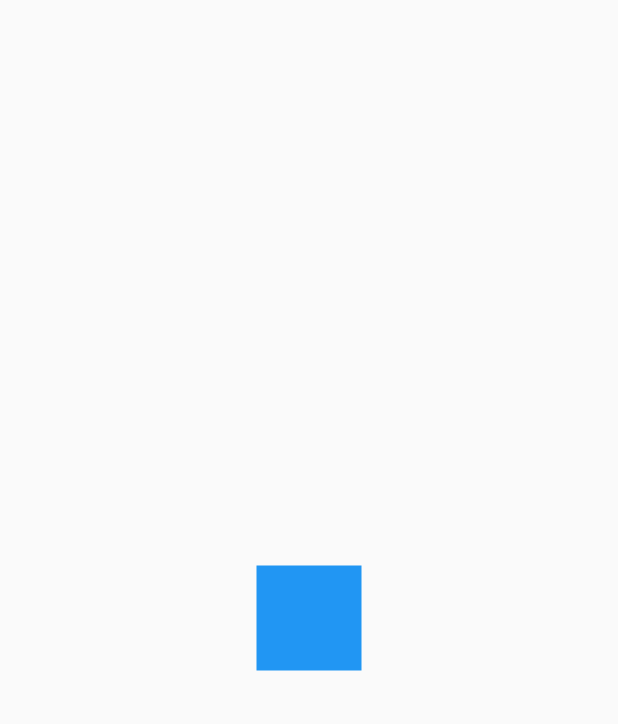
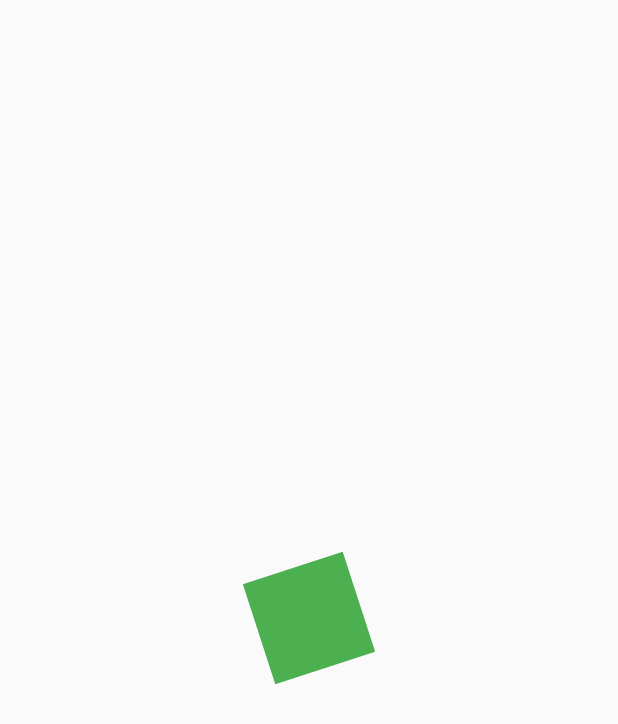
Before and after one commit to AleMancilla/AnimacionesFlutter, a Flutter app: the screen it shows after launch, on a phone screen of 412 x 824 dp. Shown: the top 724 px of the screen. Run offline on Flutter 3.47's test engine with Material 2 defaults, Android fonts, the phone set to English and light mode, and no system bars.

Commit message:
manejo de animacion y libreria Math

```diff
--- a/lib/src/pages/AnimacionesPage.dart
+++ b/lib/src/pages/AnimacionesPage.dart
@@ -1,4 +1,5 @@
 import 'package:flutter/material.dart';
+import 'dart:math' as Math;
 
 class AnimacionesPage extends StatelessWidget {
 
@@ -13,9 +14,6 @@ class AnimacionesPage extends StatelessWidget {
 }
 
 class CuadradoAnimado extends StatefulWidget {
-  const CuadradoAnimado({
-    Key key,
-  }) : super(key: key);
 
   @override
   _CuadradoAnimadoState createState() => _CuadradoAnimadoState();
@@ -23,16 +21,26 @@ class CuadradoAnimado extends StatefulWidget {
 
 class _CuadradoAnimadoState extends State<CuadradoAnimado> with SingleTickerProviderStateMixin{
 
-  AnimationController aController;//linea de tiempo
+  AnimationController controller;//linea de tiempo
   Animation<double> rotacion;
 
   @override
   void initState() {
     // TODO: implement initState
 
-    aController = new AnimationController(vsync: this,duration: Duration(microseconds: 4000));
+    controller = new AnimationController(vsync: this ,duration: Duration(milliseconds: 4000));
 
-    rotacion = Tween(begin: 0.0 , end: 2.0).animate(aController);
+    rotacion = Tween(begin: 0.0 , end: 2 * Math.pi).animate(controller);
+
+    controller.addListener(() {
+      print('Status: ${ controller.status }');
+      //if(controller.status == AnimationStatus.completed){
+      //  controller.reverse();
+      //}
+      //else if (controller.status == AnimationStatus.dismissed){
+      //  controller.forward();
+      //}
+    });
 
     super.initState();
   }
@@ -41,14 +49,27 @@ class _CuadradoAnimadoState extends State<CuadradoAnimado> with SingleTickerProv
   void dispose() {
     // TODO: implement dispose
 
-    aController.dispose();
+    controller.dispose();
 
     super.dispose();
   }
 
   @override
   Widget build(BuildContext context) {
-    return _Rectangulo();
+
+    controller.repeat(); //reproduccion
+
+    return AnimatedBuilder(
+      animation: controller,
+      //child: child, // opcional
+      builder: (BuildContext context, Widget child) {
+        //print("Rotacion : ${rotacion.value.toString()}");
+        return Transform.rotate(
+          angle: rotacion.value ,
+          child: _Rectangulo(),
+        );
+      },
+    );
   }
 }
 
@@ -63,7 +84,7 @@ class _Rectangulo extends StatelessWidget {
       width: 70.0,
       height: 70.0,
       decoration: BoxDecoration(
-        color: Colors.blue
+        color: Colors.green
       ),
     );
   }
```
